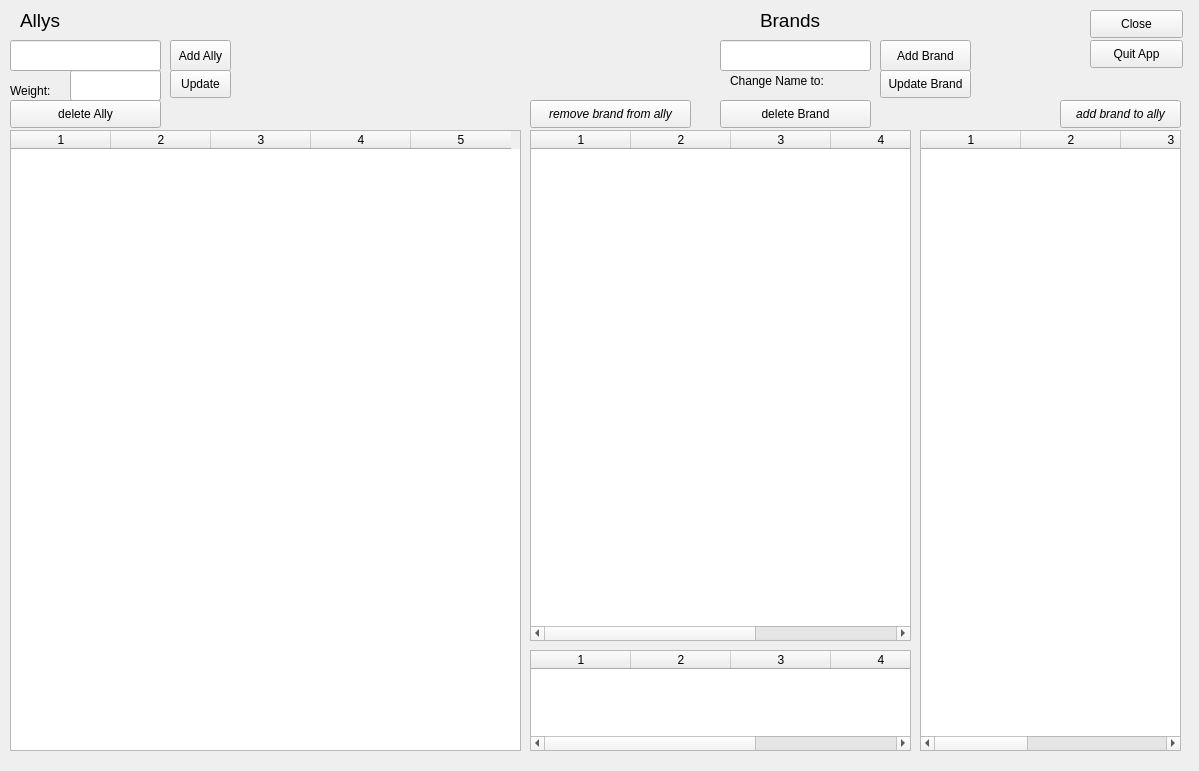
The window that ui/EditAllyUI.ui (sourcery-ai-experiments/jaar) describes before a commit, drawn with Qt 5.
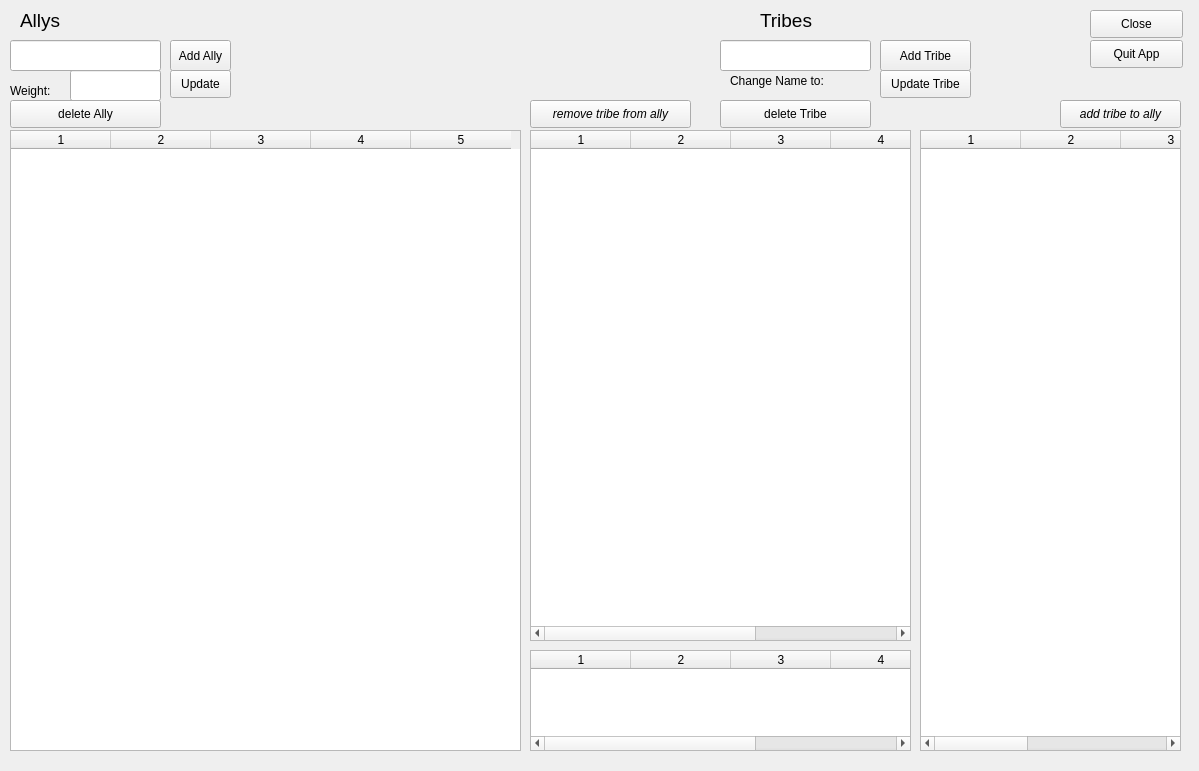
The same window after the commit.

Commit message: #3 change "brand" to "tribe"

Diff of the .ui file:
```diff
--- a/ui/EditAllyUI.ui
+++ b/ui/EditAllyUI.ui
@@ -245,7 +245,7 @@
     </font>
    </property>
    <property name="text">
-    <string>Brands</string>
+    <string>Tribes</string>
    </property>
    <property name="wordWrap">
     <bool>true</bool>
@@ -261,7 +261,7 @@
     </rect>
    </property>
    <property name="text">
-    <string>Update Brand</string>
+    <string>Update Tribe</string>
    </property>
   </widget>
   <widget class="QPushButton" name="brand_delete_button">
@@ -274,7 +274,7 @@
     </rect>
    </property>
    <property name="text">
-    <string>delete Brand</string>
+    <string>delete Tribe</string>
    </property>
   </widget>
   <widget class="QLabel" name="label_6">
@@ -303,7 +303,7 @@
     </rect>
    </property>
    <property name="text">
-    <string>Add Brand</string>
+    <string>Add Tribe</string>
    </property>
   </widget>
   <widget class="QLineEdit" name="brand_name">
@@ -333,7 +333,7 @@
     </font>
    </property>
    <property name="text">
-    <string>add brand to ally</string>
+    <string>add tribe to ally</string>
    </property>
   </widget>
   <widget class="QPushButton" name="ally_brand_del_button">
@@ -353,7 +353,7 @@
     </font>
    </property>
    <property name="text">
-    <string>remove brand from ally</string>
+    <string>remove tribe from ally</string>
    </property>
   </widget>
   <widget class="QTableWidget" name="brands_stan_table">
```
Left out of the diff: 18 changed lines with no effect on the pictures. The commit also changes 55 other files.
